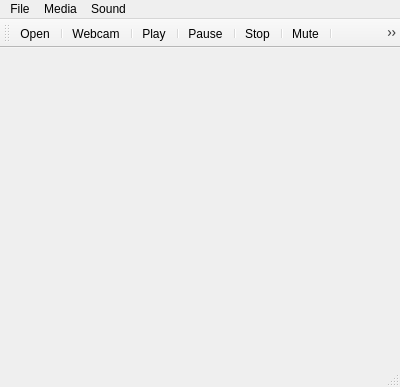
First picture: the form in MediaPlayer/mainwindow.ui, repository alu0100843101/soa-media-player-alu0100843101, before the edit.
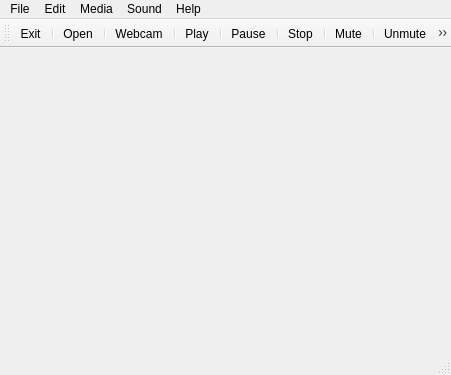
Second picture: the form after the edit. Icons and pictures are not drawn.

What changed in the file:
```diff
--- a/MediaPlayer/mainwindow.ui
+++ b/MediaPlayer/mainwindow.ui
@@ -6,8 +6,8 @@
    <rect>
     <x>0</x>
     <y>0</y>
-    <width>400</width>
-    <height>387</height>
+    <width>451</width>
+    <height>375</height>
    </rect>
   </property>
   <property name="windowTitle">
@@ -19,7 +19,7 @@
     <rect>
      <x>0</x>
      <y>0</y>
-     <width>400</width>
+     <width>451</width>
      <height>22</height>
     </rect>
    </property>
@@ -51,9 +51,23 @@
     <addaction name="separator"/>
     <addaction name="actionUnmute"/>
    </widget>
+   <widget class="QMenu" name="menuEdit">
+    <property name="title">
+     <string>Edit</string>
+    </property>
+    <addaction name="actionsettings"/>
+   </widget>
+   <widget class="QMenu" name="menuHelp">
+    <property name="title">
+     <string>Help</string>
+    </property>
+    <addaction name="actionHelp"/>
+   </widget>
    <addaction name="menuFile"/>
+   <addaction name="menuEdit"/>
    <addaction name="menuVideo"/>
    <addaction name="menuSound"/>
+   <addaction name="menuHelp"/>
   </widget>
   <widget class="QToolBar" name="mainToolBar">
    <attribute name="toolBarArea">
@@ -62,6 +76,8 @@
    <attribute name="toolBarBreak">
     <bool>false</bool>
    </attribute>
+   <addaction name="actionExit"/>
+   <addaction name="separator"/>
    <addaction name="actionOpen"/>
    <addaction name="separator"/>
    <addaction name="actionWebcam"/>
@@ -80,6 +96,7 @@
    <addaction name="separator"/>
    <addaction name="actionForward"/>
    <addaction name="separator"/>
+   <addaction name="actionsettings"/>
   </widget>
   <widget class="QStatusBar" name="statusBar"/>
   <action name="actionOpen">
@@ -166,6 +183,33 @@
     <string>Webcam</string>
    </property>
   </action>
+  <action name="actionExit">
+   <property name="icon">
+    <iconset resource="resource.qrc">
+     <normaloff>:/icons/icons/exit.png</normaloff>:/icons/icons/exit.png</iconset>
+   </property>
+   <property name="text">
+    <string>Exit</string>
+   </property>
+  </action>
+  <action name="actionsettings">
+   <property name="icon">
+    <iconset resource="resource.qrc">
+     <normaloff>:/icons/icons/settings.png</normaloff>:/icons/icons/settings.png</iconset>
+   </property>
+   <property name="text">
+    <string>settings</string>
+   </property>
+  </action>
+  <action name="actionHelp">
+   <property name="icon">
+    <iconset resource="resource.qrc">
+     <normaloff>:/icons/icons/help.png</normaloff>:/icons/icons/help.png</iconset>
+   </property>
+   <property name="text">
+    <string>Help</string>
+   </property>
+  </action>
  </widget>
  <layoutdefault spacing="6" margin="11"/>
  <resources>
```
Left out of the diff: 4 changed lines with no effect on the pictures.
